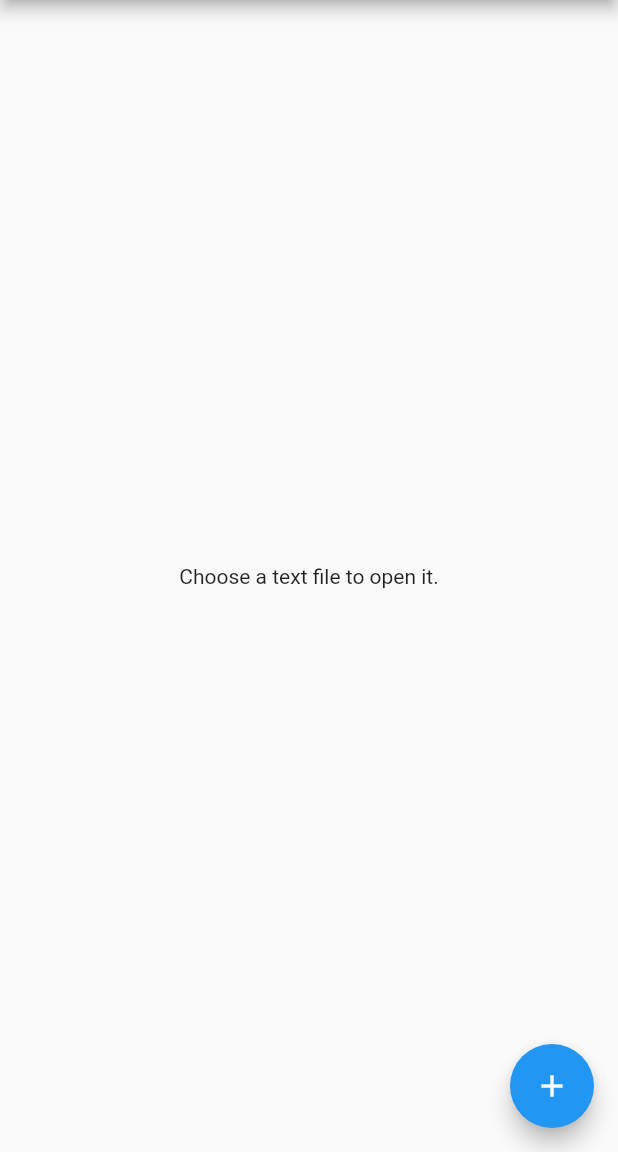
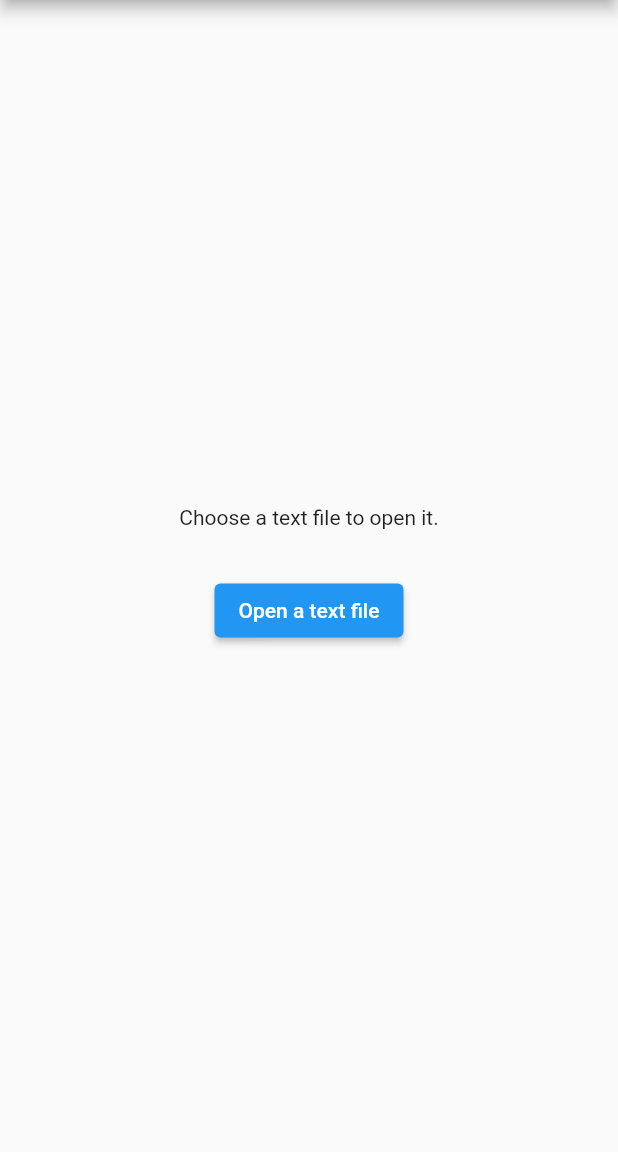
Before and after one commit to ygohko/fl_text_viewer, a Flutter app: the screen it shows after launch, on a phone screen of 412 x 824 dp, the part 84-1236 px from its top. Run offline on Flutter 3.47's test engine with Material 2 defaults, Android fonts, the phone set to English and light mode, and no system bars; our stand-ins replace file_picker.

Commit message:
Cleaned up.

```diff
--- a/lib/main.dart
+++ b/lib/main.dart
@@ -39,20 +39,22 @@ class _MyHomePageState extends State<MyHomePage> {
   Widget build(BuildContext context) {
     return Scaffold(
       appBar: AppBar(
-        title: Text("FL Text Viewer"),
+        title: const Text("FL Text Viewer"),
       ),
       body: Center(
         child: Column(
           mainAxisAlignment: MainAxisAlignment.center,
           children: <Widget>[
-            Text('Choose a text file to open it.'),
+            const Text('Choose a text file to open it.'),
+            const SizedBox(
+              height: 30,
+            ),
+            ElevatedButton(
+              onPressed: _openFile,
+              child: const Text("Open a text file"),
+            )
           ],
         ),
-      ),
-      floatingActionButton: FloatingActionButton(
-        tooltip: 'Open a text file',
-        child: const Icon(Icons.add),
-        onPressed: _openFile,
       ),
     );
   }
```
